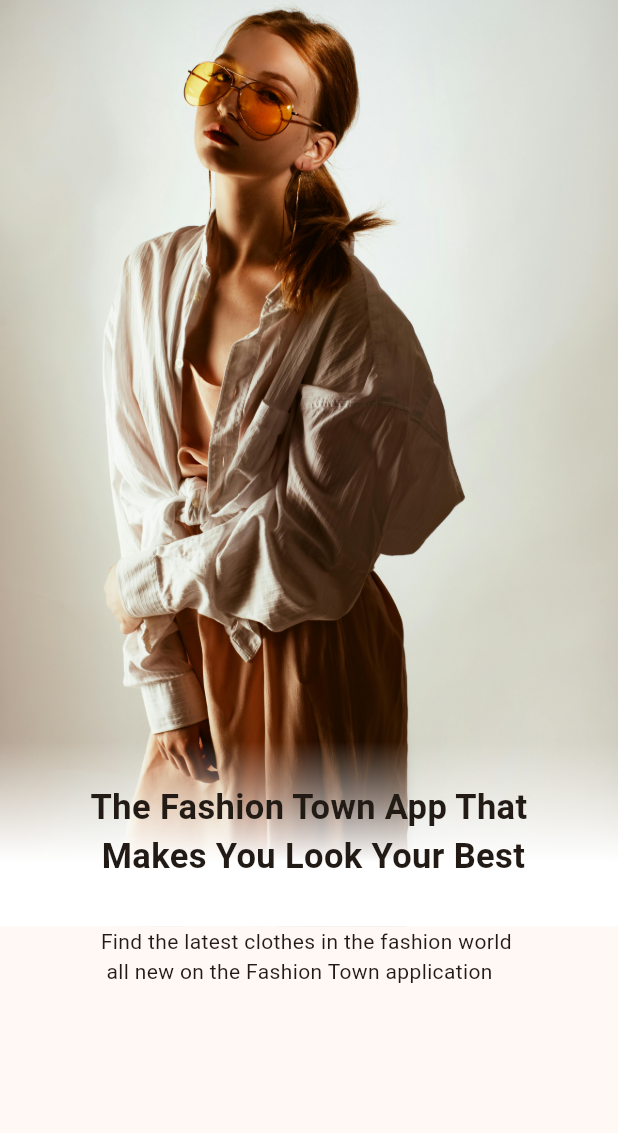
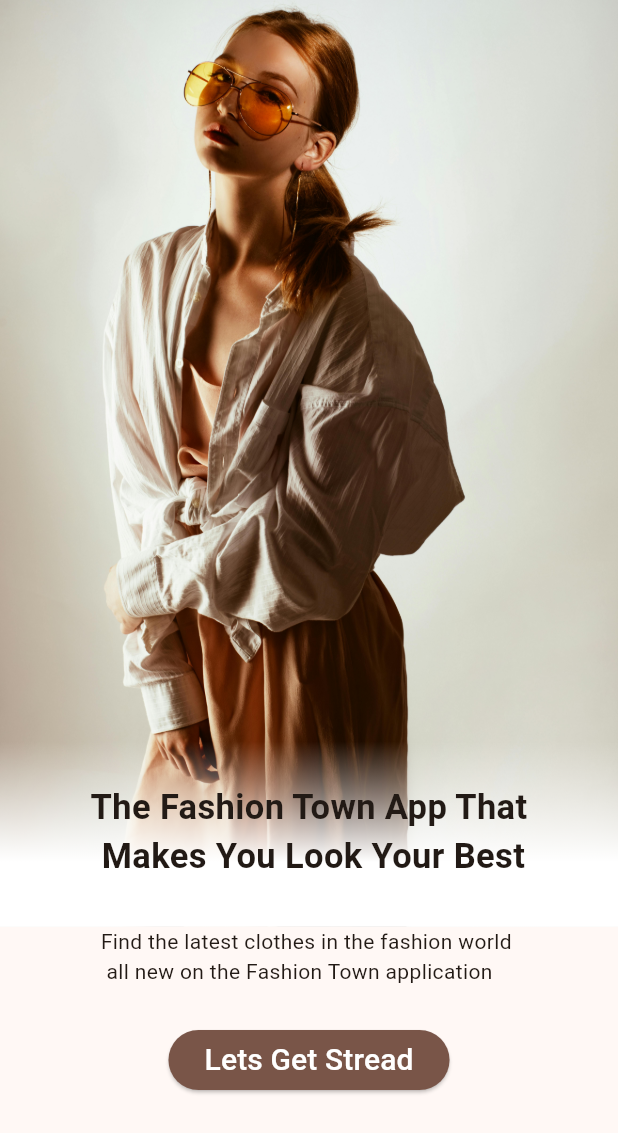
Before and after one commit to AhmedSamir25/Fashion-Town, a Flutter app: the screen it shows after launch, on a phone screen of 412 x 824 dp. Shown: the top 1133 px of the screen. Run offline on Flutter 3.47's test engine with Material 3 defaults, Android fonts, the phone set to English and light mode, and no system bars.

Commit message:
Onboarding Elevated Button

```diff
--- a/lib/features/onboarding/view/onboarding_view.dart
+++ b/lib/features/onboarding/view/onboarding_view.dart
@@ -1,4 +1,5 @@
 import 'package:fashion_town/core/theme/style_text.dart';
+import 'package:fashion_town/features/onboarding/view/widgets/onboarding_elevated_button.dart';
 import 'package:fashion_town/features/onboarding/view/widgets/onboarding_image.dart';
 import 'package:flutter/material.dart';
 
@@ -7,14 +8,21 @@
 
   @override
   Widget build(BuildContext context) {
-    return  Scaffold(
-      body: SafeArea(child:
-      Column(
+    double heightMedia = MediaQuery.of(context).size.height;
+    return Scaffold(
+      body: SafeArea(
+        child: Column(
           children: [
             const OnboardingImage(),
-          Text('Find the latest clothes in the fashion world \n all new on the Fashion Town application',
+            Text(
+              'Find the latest clothes in the fashion world \n all new on the Fashion Town application',
               style: StyleText.textStyle14,
             ),
+            SizedBox(
+              height: heightMedia * 0.03,
+            ),
+            const OnboardingElevatedButton(),
+
           ],
         ),
       ),
--- /dev/null
+++ b/lib/features/onboarding/view/widgets/onboarding_elevated_button.dart
@@ -0,0 +1,20 @@
+import 'package:flutter/material.dart';
+
+class OnboardingElevatedButton extends StatelessWidget {
+  const OnboardingElevatedButton({super.key});
+
+  @override
+  Widget build(BuildContext context) {
+    return  ElevatedButton(
+      onPressed: (){},
+      style: const ButtonStyle(
+        backgroundColor: MaterialStatePropertyAll(Colors.brown)),
+      child: Text('Lets Get Stread',
+      style: TextStyle(
+        color: Colors.white,
+        fontSize: 20
+      ),
+      ),
+    );
+  }
+}
```
Lines whose indentation alone changed are shown as unchanged.
